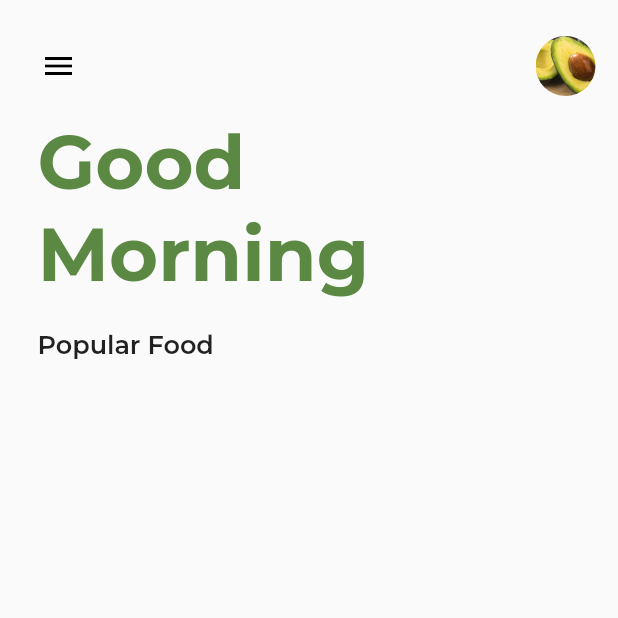
After one commit to Presheda/ui_collection, a Flutter app: the FoodConceptMain screen opened directly, on a phone screen of 412 x 824 dp, the top half of it. The commit adds this screen. Run offline on Flutter 3.47's test engine with Material 2 defaults, Android fonts, the phone set to English and light mode, and no system bars; our stand-ins replace flutter_icons, google_fonts, smooth_star_rating.

Commit message:
Food Concept

```diff
--- /dev/null
+++ b/lib/food_concept/food_concept_main.dart
@@ -0,0 +1,83 @@
+import 'package:flutter/material.dart';
+import 'package:flutter_icons/flutter_icons.dart';
+import 'package:google_fonts/google_fonts.dart';
+
+class FoodConceptMain extends StatefulWidget {
+  @override
+  _FoodConceptMainState createState() => _FoodConceptMainState();
+}
+
+class _FoodConceptMainState extends State<FoodConceptMain> {
+  @override
+  Widget build(BuildContext context) {
+    return Scaffold(
+      body: ListView(
+        children: <Widget>[
+          SizedBox(height: 20,),
+          Padding(
+            padding: EdgeInsets.only(left: 15, right: 15),
+            child: Row(
+              mainAxisAlignment: MainAxisAlignment.spaceBetween,
+              children: <Widget>[
+                IconButton(
+                  icon: Icon(Icons.menu, color: Colors.black,),
+                ),
+
+                Container(
+                  height: 40,
+                  width: 40,
+                  decoration: BoxDecoration(
+                    shape: BoxShape.circle,
+                    image: DecorationImage(
+                      image: AssetImage("assets/avocado.png"),
+                      fit: BoxFit.cover
+                    )
+                  ),
+                ),
+              ],
+            ),
+          ),
+
+          SizedBox(height: 10.0,),
+          Padding(
+            padding: EdgeInsets.only(left: 25),
+            child: Column(
+              crossAxisAlignment: CrossAxisAlignment.start,
+              children: <Widget>[
+                Text("Good",
+                  style: GoogleFonts.montserrat(
+                    fontSize: 50,
+                    color: Color(0xFF5B8842),
+                    fontWeight: FontWeight.bold
+                  ),
+                ),
+
+                Text("Morning",
+                  style: GoogleFonts.montserrat(
+                    fontSize: 50,
+                    color: Color(0xFF5B8842),
+                    fontWeight: FontWeight.bold
+                  ),
+                ),
+
+                SizedBox(
+                  height: 20,
+                ),
+
+                Text("Popular Food",
+                  style: GoogleFonts.montserrat(
+                      fontSize: 17,
+                      fontWeight: FontWeight.w600
+                  ),
+                ),
+
+              ],
+            ),
+          ),
+
+
+        ],
+      ),
+    );
+  }
+}
--- a/lib/main.dart
+++ b/lib/main.dart
@@ -3,6 +3,7 @@ import 'package:google_fonts/google_fonts.dart';
 import 'package:uicollection/burger_app/dashboard_page.dart';
 import 'package:uicollection/coffee_app/coffee_main.dart';
 import 'package:uicollection/dumplings/dumplings_main.dart';
+import 'package:uicollection/food_concept/food_concept_main.dart';
 import 'package:uicollection/japan_travel/homepage.dart';
 import 'package:uicollection/kayaking/kayaking_main.dart';
 import 'package:uicollection/travel_master/travel_master_main.dart';
@@ -61,6 +62,7 @@ class _MyHomePageState extends State<MyHomePage> {
               buildItems(DumplingsHomePage(), "Dumplings", context),
               buildItems(TravelMasterMain(), "Travel Master", context),
               buildItems(WineAppMain(), "Wine App", context),
+              buildItems(FoodConceptMain(), "Food Concept", context),
             ],
           ),
         ));
```
Also changed, not shown: assets/avocado.png (added), assets/green.jpg (added), assets/plate1.png (added), assets/plate2.png (added), assets/plate3.png (added), assets/plate4.png (added), assets/plate5.png (added), assets/plate6.png (added).
